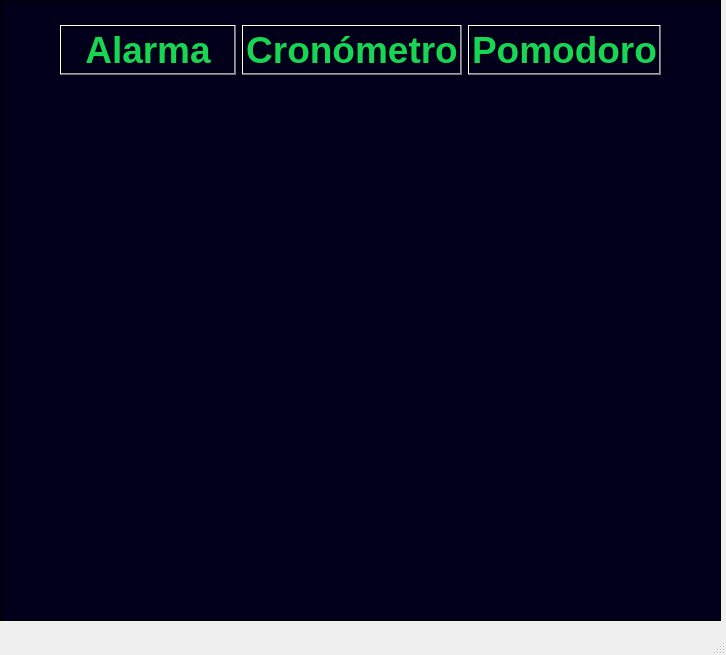
Qt form ventanaInteractiva.ui (SteveMancilla/TIMEMASTER_HRLR_PRYECTOFINAL) before a commit.
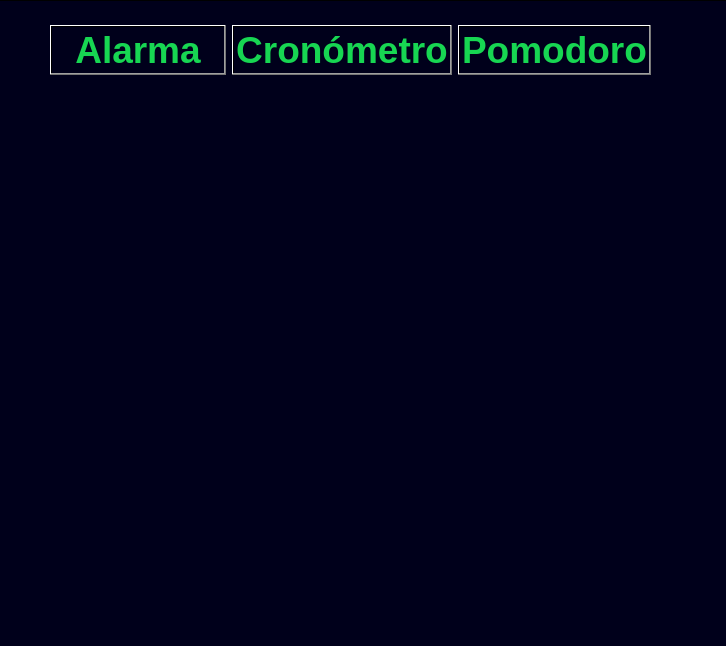
The same form after that commit.

Patch:
```diff
--- a/ventanaInteractiva.ui
+++ b/ventanaInteractiva.ui
@@ -7,20 +7,23 @@
     <x>0</x>
     <y>0</y>
     <width>726</width>
-    <height>655</height>
+    <height>646</height>
    </rect>
   </property>
   <property name="windowTitle">
    <string>MainWindow</string>
   </property>
+  <property name="styleSheet">
+   <string notr="true">background-color: qlineargradient(spread:reflect, x1:0, y1:0, x2:1, y2:0, stop:1 rgba(0, 0, 27, 255));</string>
+  </property>
   <widget class="QWidget" name="centralwidget">
    <widget class="QFrame" name="frm">
     <property name="geometry">
      <rect>
-      <x>0</x>
+      <x>-10</x>
       <y>0</y>
-      <width>721</width>
-      <height>621</height>
+      <width>741</width>
+      <height>661</height>
      </rect>
     </property>
     <property name="styleSheet">
```
